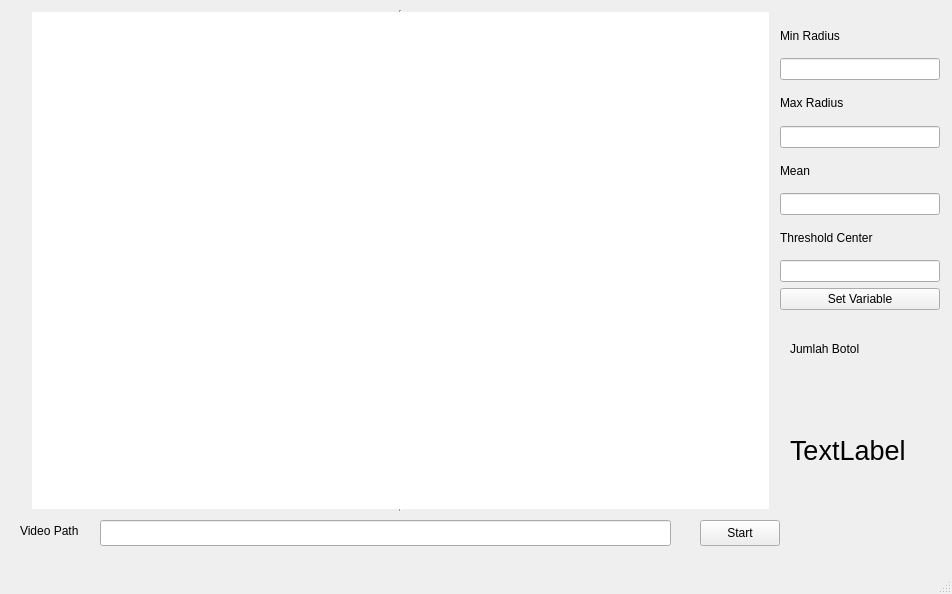
Qt form penghitungTutupBotol/mainwindow.ui (ekharisma/Penghitung-Tutup-Botol) before a commit.
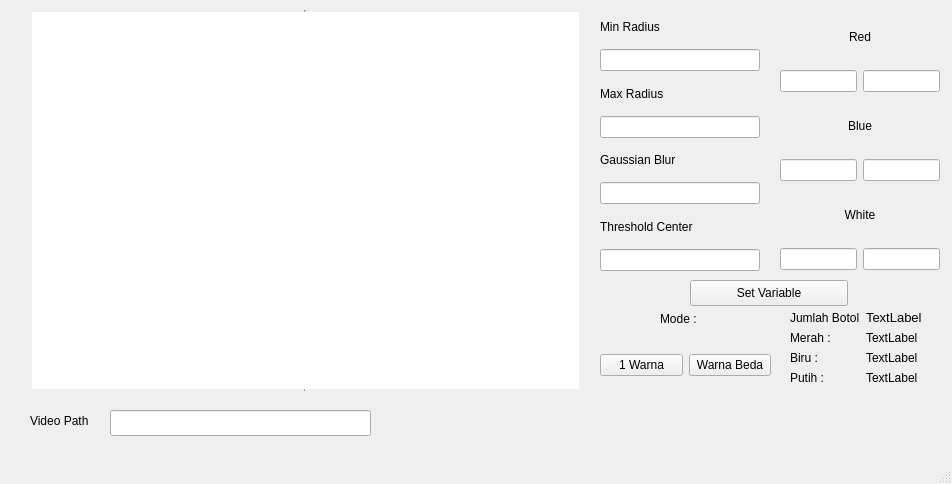
The same form after that commit.

What changed in the file:
```diff
--- a/penghitungTutupBotol/mainwindow.ui
+++ b/penghitungTutupBotol/mainwindow.ui
@@ -7,7 +7,7 @@
     <x>0</x>
     <y>0</y>
     <width>952</width>
-    <height>594</height>
+    <height>484</height>
    </rect>
   </property>
   <property name="windowTitle">
@@ -17,31 +17,18 @@
    <widget class="QLineEdit" name="videoPath">
     <property name="geometry">
      <rect>
-      <x>100</x>
-      <y>520</y>
-      <width>571</width>
+      <x>110</x>
+      <y>410</y>
+      <width>261</width>
       <height>26</height>
      </rect>
     </property>
    </widget>
-   <widget class="QPushButton" name="pushButton">
-    <property name="geometry">
-     <rect>
-      <x>700</x>
-      <y>520</y>
-      <width>80</width>
-      <height>26</height>
-     </rect>
-    </property>
-    <property name="text">
-     <string>Start</string>
-    </property>
-   </widget>
    <widget class="QLabel" name="label">
     <property name="geometry">
      <rect>
-      <x>20</x>
-      <y>510</y>
+      <x>30</x>
+      <y>400</y>
       <width>81</width>
       <height>41</height>
      </rect>
@@ -55,8 +42,8 @@
      <rect>
       <x>30</x>
       <y>10</y>
-      <width>741</width>
-      <height>501</height>
+      <width>551</width>
+      <height>381</height>
      </rect>
     </property>
     <property name="frameShape">
@@ -66,10 +53,10 @@
    <widget class="QWidget" name="verticalLayoutWidget">
     <property name="geometry">
      <rect>
-      <x>780</x>
-      <y>19</y>
+      <x>600</x>
+      <y>10</y>
       <width>160</width>
-      <height>291</height>
+      <height>261</height>
      </rect>
     </property>
     <layout class="QVBoxLayout" name="verticalLayout_2">
@@ -96,7 +83,7 @@
      <item>
       <widget class="QLabel" name="label_2">
        <property name="text">
-        <string>Mean</string>
+        <string>Gaussian Blur</string>
        </property>
       </widget>
      </item>
@@ -113,55 +100,191 @@
      <item>
       <widget class="QLineEdit" name="thresEdit"/>
      </item>
-     <item>
-      <widget class="QPushButton" name="setVarBtn">
-       <property name="text">
-        <string>Set Variable</string>
-       </property>
-      </widget>
-     </item>
     </layout>
    </widget>
-   <widget class="QWidget" name="formLayoutWidget">
+   <widget class="QWidget" name="horizontalLayoutWidget">
     <property name="geometry">
      <rect>
-      <x>190</x>
-      <y>100</y>
-      <width>160</width>
-      <height>80</height>
-     </rect>
-    </property>
-    <layout class="QFormLayout" name="formLayout"/>
-   </widget>
-   <widget class="QLabel" name="label_6">
-    <property name="geometry">
-     <rect>
-      <x>790</x>
+      <x>600</x>
       <y>340</y>
-      <width>101</width>
+      <width>171</width>
+      <height>51</height>
+     </rect>
+    </property>
+    <layout class="QHBoxLayout" name="horizontalLayout">
+     <item>
+      <widget class="QPushButton" name="warna1Btn">
+       <property name="text">
+        <string>1 Warna</string>
+       </property>
+      </widget>
+     </item>
+     <item>
+      <widget class="QPushButton" name="bedaWarnaBtn">
+       <property name="text">
+        <string>Warna Beda</string>
+       </property>
+      </widget>
+     </item>
+    </layout>
+   </widget>
+   <widget class="QLabel" name="label_8">
+    <property name="geometry">
+     <rect>
+      <x>660</x>
+      <y>310</y>
+      <width>58</width>
       <height>18</height>
      </rect>
     </property>
     <property name="text">
-     <string>Jumlah Botol</string>
+     <string>Mode : </string>
     </property>
    </widget>
-   <widget class="QLabel" name="label_7">
+   <widget class="QWidget" name="formLayoutWidget">
     <property name="geometry">
      <rect>
       <x>790</x>
-      <y>380</y>
-      <width>131</width>
-      <height>141</height>
+      <y>310</y>
+      <width>161</width>
+      <height>91</height>
      </rect>
     </property>
-    <property name="font">
-     <font>
-      <pointsize>20</pointsize>
-     </font>
+    <layout class="QFormLayout" name="formLayout">
+     <item row="0" column="0">
+      <widget class="QLabel" name="label_6">
+       <property name="text">
+        <string>Jumlah Botol</string>
+       </property>
+      </widget>
+     </item>
+     <item row="0" column="1">
+      <widget class="QLabel" name="label_7">
+       <property name="font">
+        <font>
+         <pointsize>10</pointsize>
+        </font>
+       </property>
+       <property name="text">
+        <string>TextLabel</string>
+       </property>
+      </widget>
+     </item>
+     <item row="1" column="0">
+      <widget class="QLabel" name="label_9">
+       <property name="text">
+        <string>Merah : </string>
+       </property>
+      </widget>
+     </item>
+     <item row="1" column="1">
+      <widget class="QLabel" name="redLabel">
+       <property name="text">
+        <string>TextLabel</string>
+       </property>
+      </widget>
+     </item>
+     <item row="2" column="0">
+      <widget class="QLabel" name="label_13">
+       <property name="text">
+        <string>Biru : </string>
+       </property>
+      </widget>
+     </item>
+     <item row="2" column="1">
+      <widget class="QLabel" name="blueLabel">
+       <property name="text">
+        <string>TextLabel</string>
+       </property>
+      </widget>
+     </item>
+     <item row="3" column="0">
+      <widget class="QLabel" name="label_15">
+       <property name="text">
+        <string>Putih : </string>
+       </property>
+      </widget>
+     </item>
+     <item row="3" column="1">
+      <widget class="QLabel" name="whiteLabel">
+       <property name="text">
+        <string>TextLabel</string>
+       </property>
+      </widget>
+     </item>
+    </layout>
+   </widget>
+   <widget class="QWidget" name="gridLayoutWidget">
+    <property name="geometry">
+     <rect>
+      <x>780</x>
+      <y>9</y>
+      <width>160</width>
+      <height>261</height>
+     </rect>
+    </property>
+    <layout class="QGridLayout" name="gridLayout">
+     <item row="2" column="0" colspan="2">
+      <widget class="QLabel" name="label_14">
+       <property name="text">
+        <string>Blue</string>
+       </property>
+       <property name="alignment">
+        <set>Qt::AlignCenter</set>
+       </property>
+      </widget>
+     </item>
+     <item row="0" column="0" colspan="2">
+      <widget class="QLabel" name="label_10">
+       <property name="text">
+        <string>Red</string>
+       </property>
+       <property name="alignment">
+        <set>Qt::AlignCenter</set>
+       </property>
+      </widget>
+     </item>
+     <item row="4" column="0" colspan="2">
+      <widget class="QLabel" name="label_16">
+       <property name="text">
+        <string>White</string>
+       </property>
+       <property name="alignment">
+        <set>Qt::AlignCenter</set>
+       </property>
+      </widget>
+     </item>
+     <item row="3" column="1">
+      <widget class="QLineEdit" name="maxBlue"/>
+     </item>
+     <item row="5" column="0">
+      <widget class="QLineEdit" name="minWhite"/>
+     </item>
+     <item row="3" column="0">
+      <widget class="QLineEdit" name="minBlue"/>
+     </item>
+     <item row="1" column="1">
+      <widget class="QLineEdit" name="maxRed"/>
+     </item>
+     <item row="1" column="0">
+      <widget class="QLineEdit" name="minRed"/>
+     </item>
+     <item row="5" column="1">
+      <widget class="QLineEdit" name="maxWhite"/>
+     </item>
+    </layout>
+   </widget>
+   <widget class="QPushButton" name="setVarBtn">
+    <property name="geometry">
+     <rect>
+      <x>690</x>
+      <y>280</y>
+      <width>158</width>
+      <height>26</height>
+     </rect>
     </property>
     <property name="text">
-     <string>TextLabel</string>
+     <string>Set Variable</string>
     </property>
    </widget>
   </widget>
```
